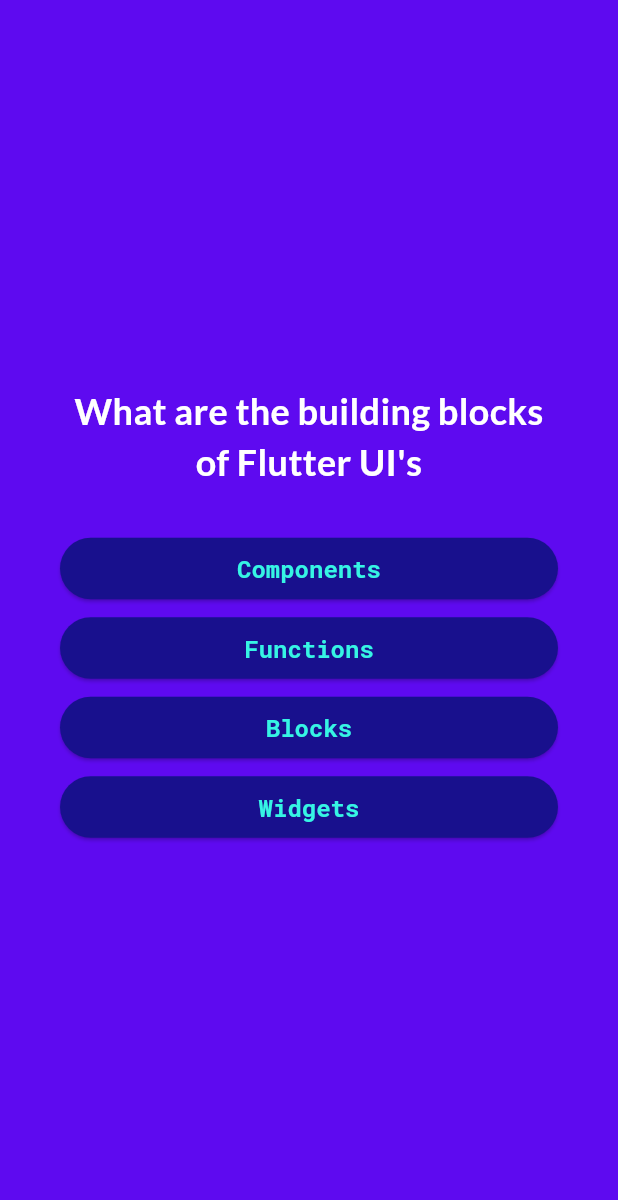
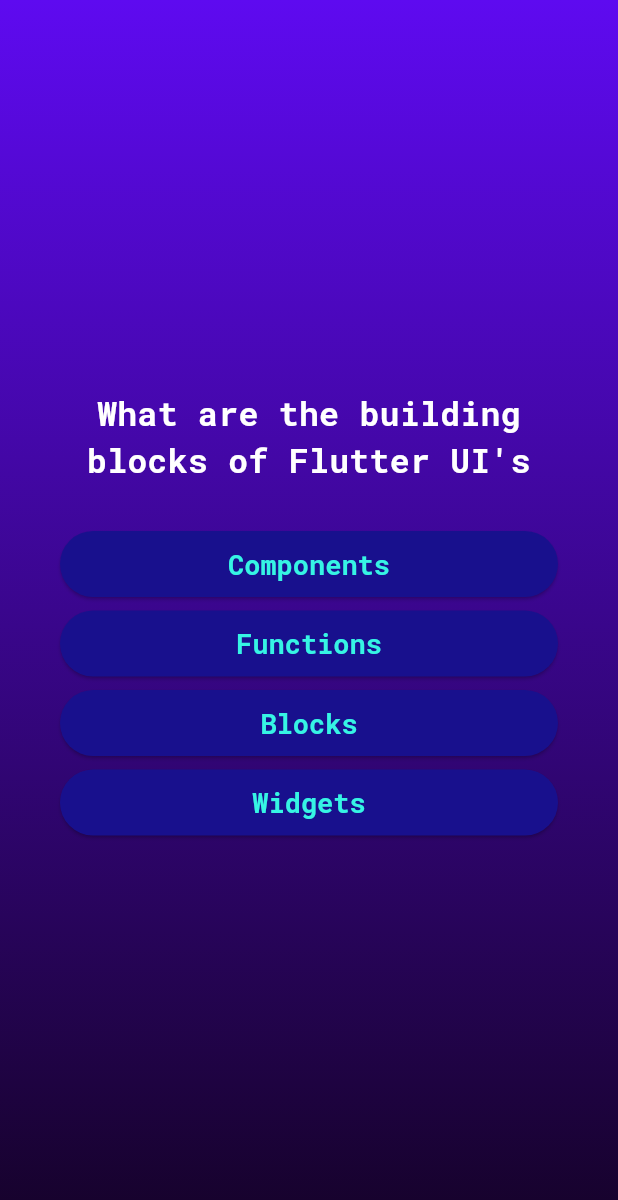
Before and after one commit to kartikmashal8/AdvancedBasicDartQuizApp, a Flutter app: the screen it shows after launch, after a tap on "Start Quiz", on a phone screen of 412 x 824 dp. Shown: the top 1200 px of the screen. Run offline on Flutter 3.47's test engine with Material 3 defaults, Android fonts, the phone set to English and light mode, and no system bars; our stand-ins replace google_fonts.

Commit message:
Ui Updates

```diff
--- a/lib/answer_button.dart
+++ b/lib/answer_button.dart
@@ -2,7 +2,8 @@ import 'package:flutter/material.dart';
 import 'package:google_fonts/google_fonts.dart';
 
 class AnswerButton extends StatelessWidget {
-  const AnswerButton({super.key, required this.answerText, required this.onTap});
+  const AnswerButton(
+      {super.key, required this.answerText, required this.onTap});
   final String answerText;
   final void Function() onTap;
   @override
@@ -11,14 +12,21 @@ class AnswerButton extends StatelessWidget {
       margin: const EdgeInsets.only(bottom: 5),
       child: ElevatedButton(
         onPressed: onTap,
-        style: ElevatedButton.styleFrom( textStyle: GoogleFonts.robotoMono(fontSize: 16, fontWeight:FontWeight.bold),
+        style: ElevatedButton.styleFrom(
+            textStyle: GoogleFonts.robotoMono(
+              fontSize: 18,
+              fontWeight: FontWeight.bold,
+            ),
             padding: const EdgeInsets.symmetric(vertical: 10, horizontal: 30),
             backgroundColor: const Color.fromARGB(255, 24, 16, 141),
             foregroundColor: const Color.fromARGB(255, 54, 244, 228),
             shape: RoundedRectangleBorder(
-            borderRadius: BorderRadius.circular(40),
+              borderRadius: BorderRadius.circular(40),
             )),
-        child: Text(answerText, textAlign: TextAlign.center,),
+        child: Text(
+          answerText,
+          textAlign: TextAlign.center,
+        ),
       ),
     );
   }
--- a/lib/questions_screen.dart
+++ b/lib/questions_screen.dart
@@ -36,9 +36,9 @@ class _QuestionsScreenState extends State<QuestionsScreen> {
           children: [
             Text(
               currentQuestion.text,
-              style: GoogleFonts.lato(
+              style: GoogleFonts.robotoMono(
                 color: Colors.white,
-                fontSize: 24,
+                fontSize: 22,
                 fontWeight: FontWeight.bold,
               ),
               textAlign: TextAlign.center,
--- a/lib/quiz.dart
+++ b/lib/quiz.dart
@@ -64,7 +64,7 @@ class _QuizState extends State<Quiz> {
             gradient: LinearGradient(
               colors: [
                 Color.fromARGB(255, 94, 10, 240),
-                Color.fromARGB(255, 94, 10, 240),
+                Color.fromARGB(255, 21, 2, 40),
               ],
               begin: Alignment.topCenter,
               end: Alignment.bottomCenter,
```
Also changed, not shown: 3 other files.
